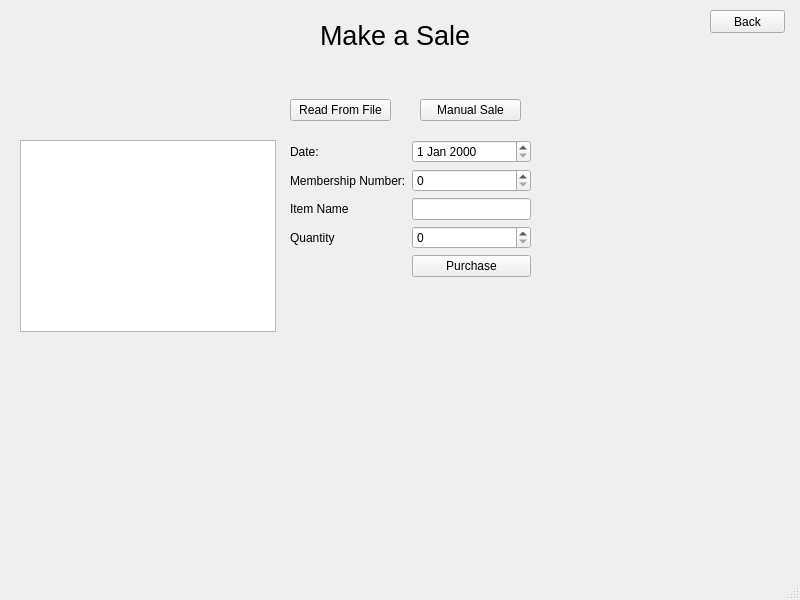
WinterCS003/CS008_Project1, file make_sale/make_sale.ui: the form before one commit.
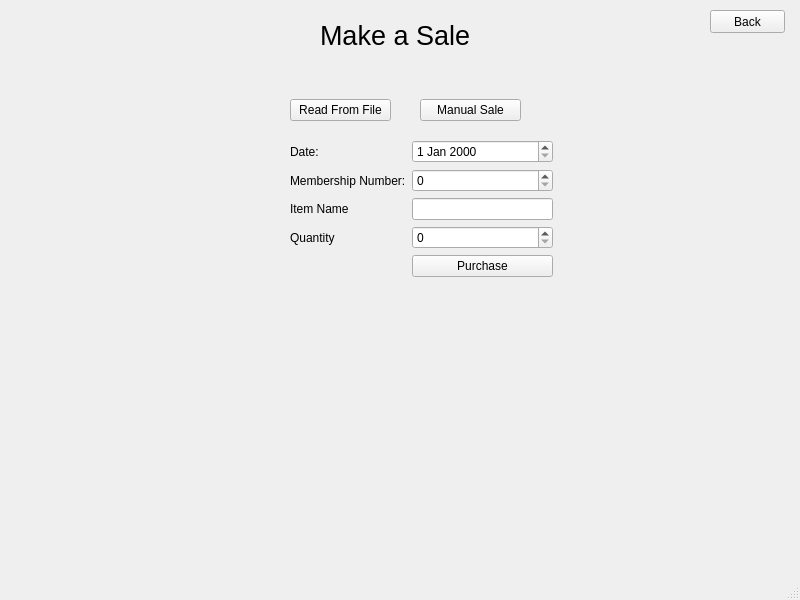
The form after the commit.

Diff of the .ui file:
```diff
--- a/make_sale/make_sale.ui
+++ b/make_sale/make_sale.ui
@@ -43,7 +43,7 @@
      <rect>
       <x>290</x>
       <y>140</y>
-      <width>241</width>
+      <width>263</width>
       <height>244</height>
      </rect>
     </property>
@@ -160,16 +160,6 @@
      <string>Back</string>
     </property>
    </widget>
-   <widget class="QTextBrowser" name="textBrowser">
-    <property name="geometry">
-     <rect>
-      <x>20</x>
-      <y>140</y>
-      <width>256</width>
-      <height>192</height>
-     </rect>
-    </property>
-   </widget>
   </widget>
   <widget class="QMenuBar" name="menubar">
    <property name="geometry">
```
